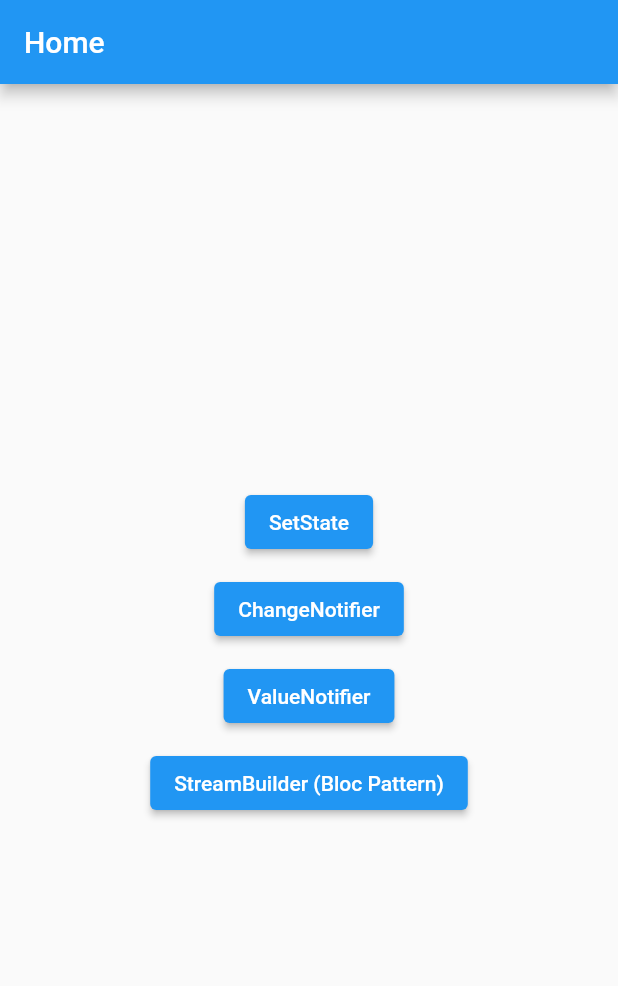
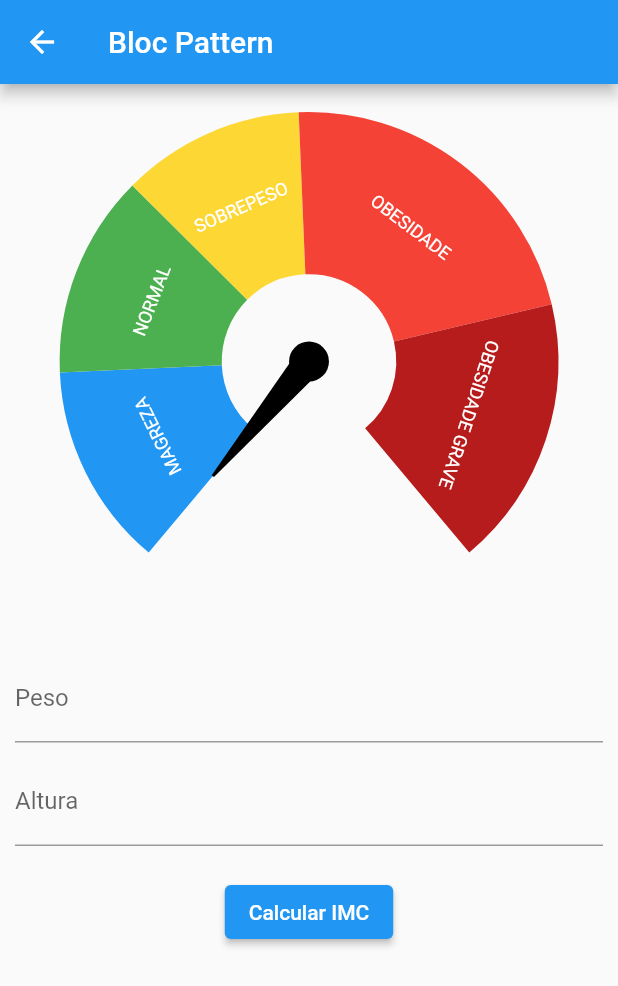
Before and after one commit to brunozupp/modulo13_gerencia_estado, a Flutter app: the screen it shows after launch, after a tap on "StreamBuilder (Bloc Pattern)", on a phone screen of 412 x 824 dp. Shown: the top 986 px of the screen. Run offline on Flutter 3.47's test engine with Material 2 defaults, Android fonts, the phone set to English and light mode, and no system bars; drawn by our look-alikes of syncfusion_flutter_gauges; our stand-ins replace currency_text_input_formatter.

Commit message:
bloc_pattern

```diff
--- /dev/null
+++ b/lib/bloc_pattern/imc_bloc_pattern_controller.dart
@@ -0,0 +1,35 @@
+import 'dart:async';
+import 'dart:math';
+
+import 'package:modulo13_gerencia_estado/bloc_pattern/imc_state.dart';
+
+class ImcBlocPatternController {
+
+  final _imcStreamController = StreamController<ImcState>.broadcast()
+    ..add(ImcState(imc: 0));
+
+  Stream<ImcState> get imcOut => _imcStreamController.stream;
+
+  void calcularIMC({
+    required double peso,
+    required double altura,
+  }) async {
+
+    try {
+
+      _imcStreamController.add(ImcStateLoading());
+
+      await Future.delayed(const Duration(seconds: 1));
+
+      //throw Exception();
+
+      _imcStreamController.add(ImcState(imc: peso / pow(altura, 2)));
+    } catch(e) {
+      _imcStreamController.add(ImcStateError(message: "Erro ao calcular IMC"));
+    }
+  }
+
+  void dispose() {
+    _imcStreamController.close();
+  }
+}
--- /dev/null
+++ b/lib/bloc_pattern/imc_bloc_pattern_page.dart
@@ -0,0 +1,164 @@
+import 'package:currency_text_input_formatter/currency_text_input_formatter.dart';
+import 'package:flutter/material.dart';
+import 'package:intl/intl.dart';
+import 'package:modulo13_gerencia_estado/bloc_pattern/imc_bloc_pattern_controller.dart';
+import 'package:modulo13_gerencia_estado/bloc_pattern/imc_state.dart';
+import 'package:modulo13_gerencia_estado/change_notifier/imc_controller.dart';
+import 'package:modulo13_gerencia_estado/widgets/imc_gauge.dart';
+
+class ImcBlocPatternPage extends StatefulWidget {
+  const ImcBlocPatternPage({ Key? key }) : super(key: key);
+
+  @override
+  State<ImcBlocPatternPage> createState() => _ImcBlocPatternPageState();
+}
+
+class _ImcBlocPatternPageState extends State<ImcBlocPatternPage> {
+
+  final pesoEC = TextEditingController();
+  final alturaEC = TextEditingController();
+  final formKey = GlobalKey<FormState>();
+
+  final controller = ImcBlocPatternController();
+
+  @override
+  void dispose() {
+
+    pesoEC.dispose();
+    alturaEC.dispose();
+
+    controller.dispose();
+
+    super.dispose();
+  }
+
+  @override
+  Widget build(BuildContext context) {
+    return Scaffold(
+      appBar: AppBar(
+        title: const Text("Bloc Pattern"),
+      ),
+      body: SingleChildScrollView(
+        padding: const EdgeInsets.all(10),
+        child: Form(
+          key: formKey,
+          child: Column(
+            children: [
+
+              StreamBuilder<ImcState>(
+                stream: controller.imcOut,
+                builder: (context,snapshot) {
+                  var imc = snapshot.data?.imc ?? 0.0;
+
+                  return ImcGauge(
+                    imc: imc,
+                  );
+                }
+              ),
+
+              const SizedBox(
+                height: 20,
+              ),
+
+              StreamBuilder<ImcState>(
+                stream: controller.imcOut,
+                builder: (context,snapshot) {
+
+                  // Criando essa variável para ter a autopromoção de tipo
+                  final dataValue = snapshot.data;
+
+                  if(dataValue is ImcStateLoading) {
+                    return const Center(
+                      child: CircularProgressIndicator(),
+                    );
+                  }
+
+                  if(dataValue is ImcStateError) {
+                    return Center(
+                      child: Text(
+                        dataValue.message,
+                      ),
+                    );
+                  }
+
+                  return const SizedBox.shrink();
+                }
+              ),
+
+              TextFormField(
+                controller: pesoEC,
+                keyboardType: TextInputType.number,
+                decoration: const InputDecoration(
+                  labelText: 'Peso',
+                ),
+                inputFormatters: [
+                  CurrencyTextInputFormatter(
+                    locale: "pt_BR",
+                    symbol: "",
+                    decimalDigits: 2,
+                    turnOffGrouping: true,
+                  ),
+                ],
+                validator: (value) {
+                  if(value == null || value.isEmpty) {
+                    return "Obrigatório";
+                  }
+
+                  return null;
+                },
+              ),
+              const SizedBox(
+                height: 10,
+              ),
+              TextFormField(
+                controller: alturaEC,
+                keyboardType: TextInputType.number,
+                decoration: const InputDecoration(
+                  labelText: 'Altura',
+                ),
+                inputFormatters: [
+                  CurrencyTextInputFormatter(
+                    locale: "pt_BR",
+                    symbol: "",
+                    decimalDigits: 2,
+                    turnOffGrouping: true,
+                  ),
+                ],
+                validator: (value) {
+                  if(value == null || value.isEmpty) {
+                    return "Obrigatório";
+                  }
+
+                  return null;
+                },
+              ),
+              const SizedBox(
+                height: 20,
+              ),
+              ElevatedButton(
+                onPressed: () {
+                  final formValid = formKey.currentState?.validate() ?? false;
+
+                  if(formValid) {
+                    final formatter = NumberFormat.simpleCurrency(
+                      locale: "pt_BR",
+                      decimalDigits: 2
+                    );
+
+                    final peso = formatter.parse(pesoEC.text) as double;
+                    final altura = formatter.parse(alturaEC.text) as double;
+
+                    controller.calcularIMC(peso: peso, altura: altura);
+                  }
+                },
+                child: const Text(
+                  "Calcular IMC",
+                ),
+              ),
+            ],
+          ),
+        ),
+      ),
+    );
+  }
+}
--- /dev/null
+++ b/lib/bloc_pattern/imc_state.dart
@@ -0,0 +1,21 @@
+class ImcState {
+
+  final double? imc;
+
+  ImcState({
+    this.imc,
+  });
+}
+
+class ImcStateLoading extends ImcState {
+  ImcStateLoading();
+}
+
+class ImcStateError extends ImcState {
+
+  final String message;
+
+  ImcStateError({
+    required this.message,
+  });
+}
--- a/lib/home_page.dart
+++ b/lib/home_page.dart
@@ -1,4 +1,5 @@
 import 'package:flutter/material.dart';
+import 'package:modulo13_gerencia_estado/bloc_pattern/imc_bloc_pattern_page.dart';
 import 'package:modulo13_gerencia_estado/change_notifier/imc_change_notifier_page.dart';
 import 'package:modulo13_gerencia_estado/set_state/imc_set_state_page.dart';
 import 'package:modulo13_gerencia_estado/value_notifier/imc_value_notifier_page.dart';
@@ -54,7 +55,7 @@ class HomePage extends StatelessWidget {
 
             ElevatedButton(
               onPressed: () {
-
+                _goToPage(context, const ImcBlocPatternPage());
               },
               child: const Text(
                 "StreamBuilder (Bloc Pattern)",
```
